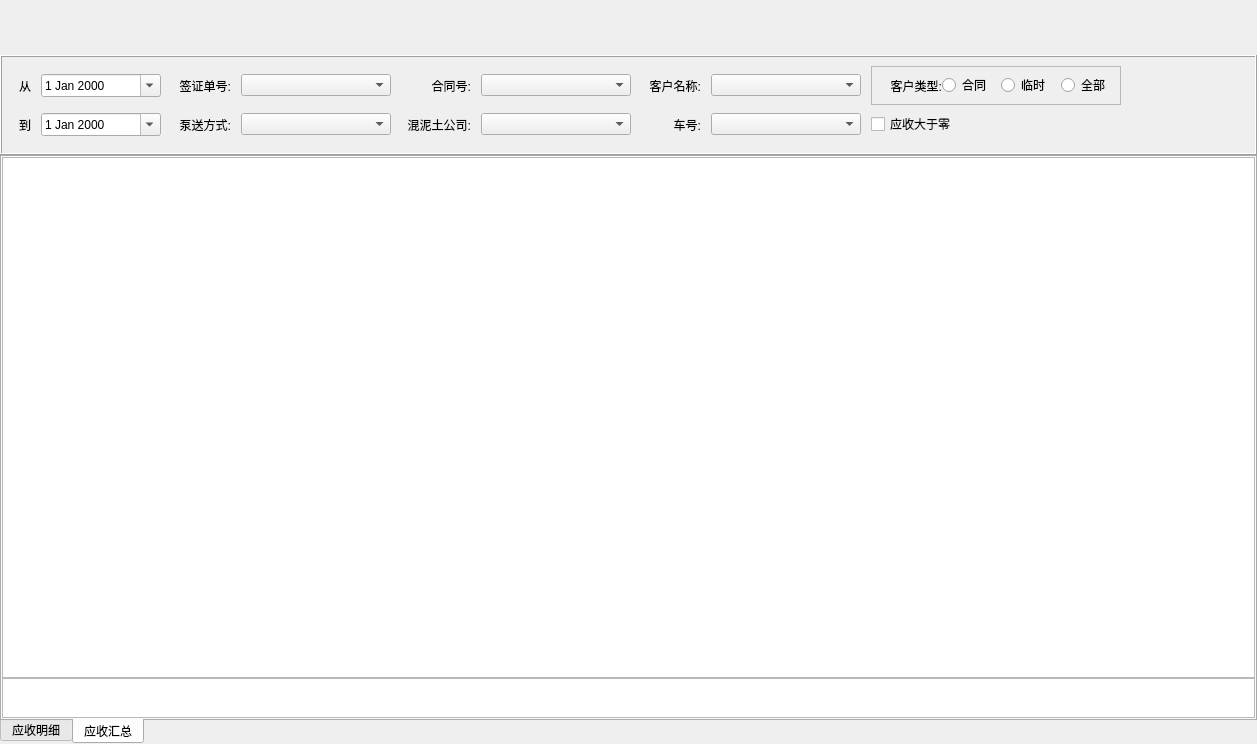
Above: CarRentalManagement/ui/tabwidget/receiptwidget.ui from longcp/CarRentalManagement before the change. Below: the same form after it.
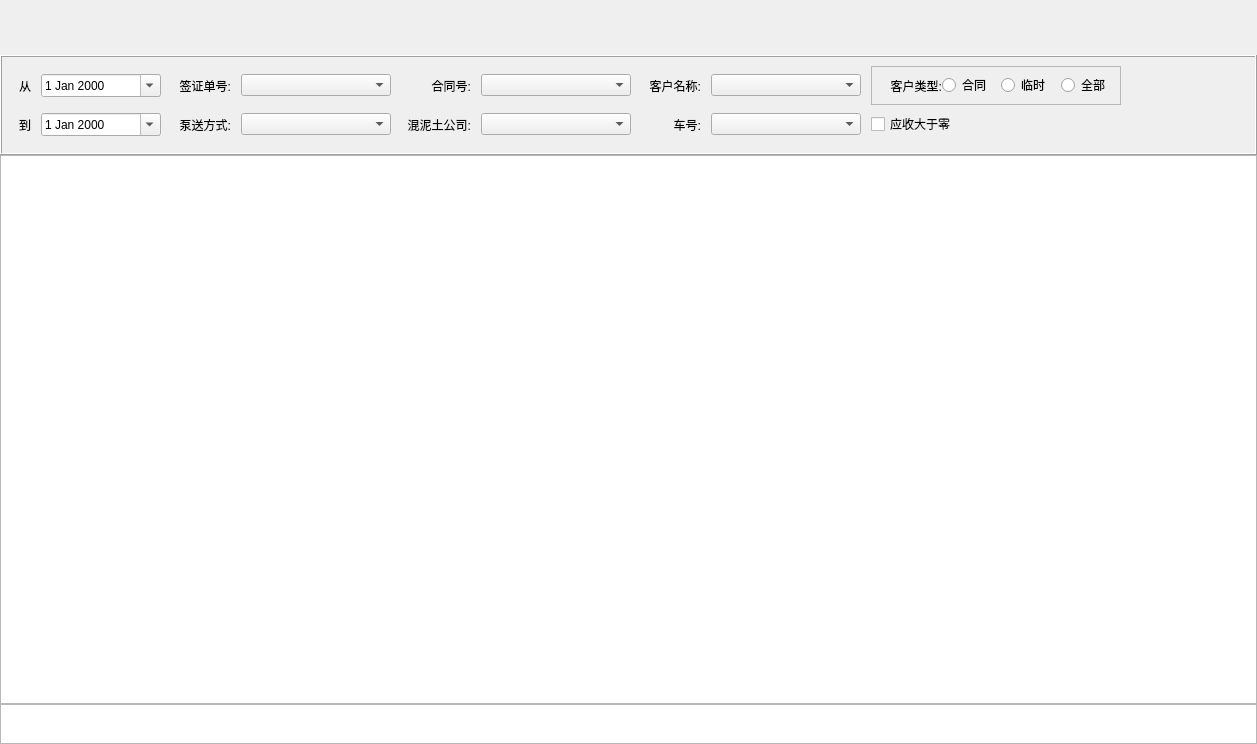
That is the form after the change. The open tabs and pages were chosen to show the change.

Commit message: 合同收款界面：调整界面，去掉tabwidget

```diff
--- a/CarRentalManagement/ui/tabwidget/receiptwidget.ui
+++ b/CarRentalManagement/ui/tabwidget/receiptwidget.ui
@@ -526,34 +526,6 @@
     </widget>
    </item>
    <item>
-    <widget class="QTabWidget" name="summaryTableWidget">
-     <property name="tabPosition">
-      <enum>QTabWidget::South</enum>
-     </property>
-     <property name="currentIndex">
-      <number>0</number>
-     </property>
-     <widget class="QWidget" name="detailTab">
-      <attribute name="title">
-       <string>应收明细</string>
-      </attribute>
-      <layout class="QVBoxLayout" name="verticalLayout">
-       <property name="spacing">
-        <number>0</number>
-       </property>
-       <property name="leftMargin">
-        <number>0</number>
-       </property>
-       <property name="topMargin">
-        <number>0</number>
-       </property>
-       <property name="rightMargin">
-        <number>0</number>
-       </property>
-       <property name="bottomMargin">
-        <number>0</number>
-       </property>
-       <item>
         <widget class="QTableView" name="receiptTable"/>
        </item>
        <item>
@@ -564,45 +536,6 @@
            <height>40</height>
           </size>
          </property>
-        </widget>
-       </item>
-      </layout>
-     </widget>
-     <widget class="QWidget" name="summaryTab">
-      <attribute name="title">
-       <string>应收汇总</string>
-      </attribute>
-      <layout class="QVBoxLayout" name="verticalLayout_2">
-       <property name="spacing">
-        <number>0</number>
-       </property>
-       <property name="leftMargin">
-        <number>0</number>
-       </property>
-       <property name="topMargin">
-        <number>0</number>
-       </property>
-       <property name="rightMargin">
-        <number>0</number>
-       </property>
-       <property name="bottomMargin">
-        <number>0</number>
-       </property>
-       <item>
-        <widget class="QTableView" name="totalTableview"/>
-       </item>
-       <item>
-        <widget class="QTableView" name="totalSummaryTableview">
-         <property name="maximumSize">
-          <size>
-           <width>16777215</width>
-           <height>40</height>
-          </size>
-         </property>
-        </widget>
-       </item>
-      </layout>
-     </widget>
     </widget>
    </item>
   </layout>
```
Lines whose indentation alone changed are shown as unchanged.
